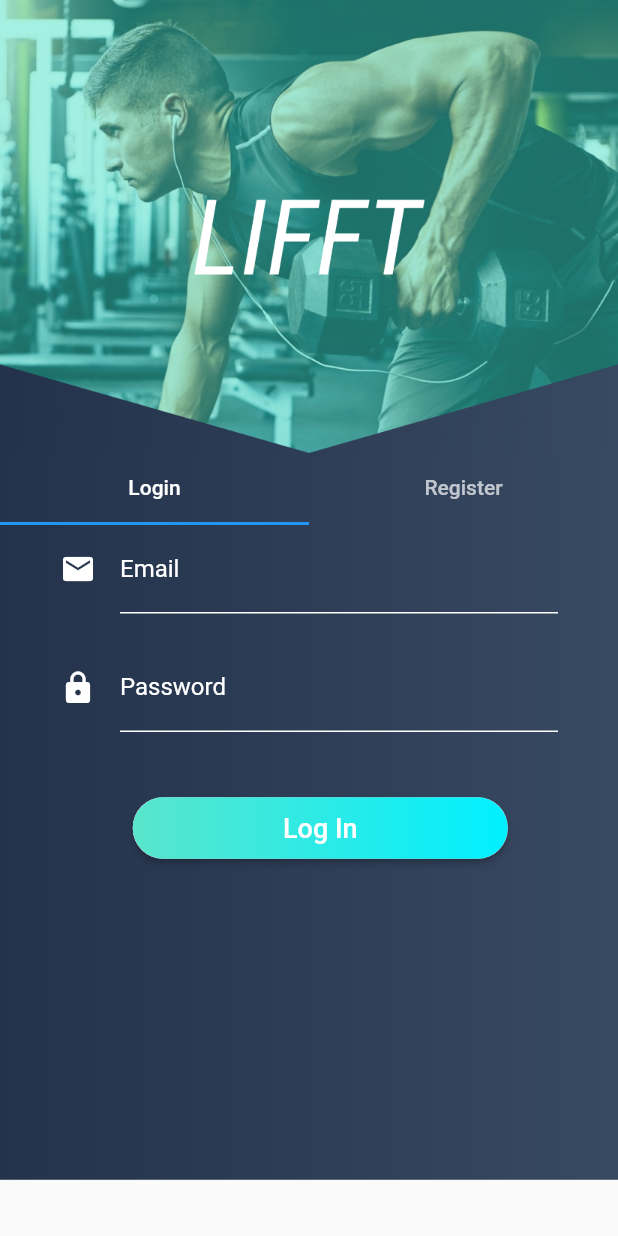
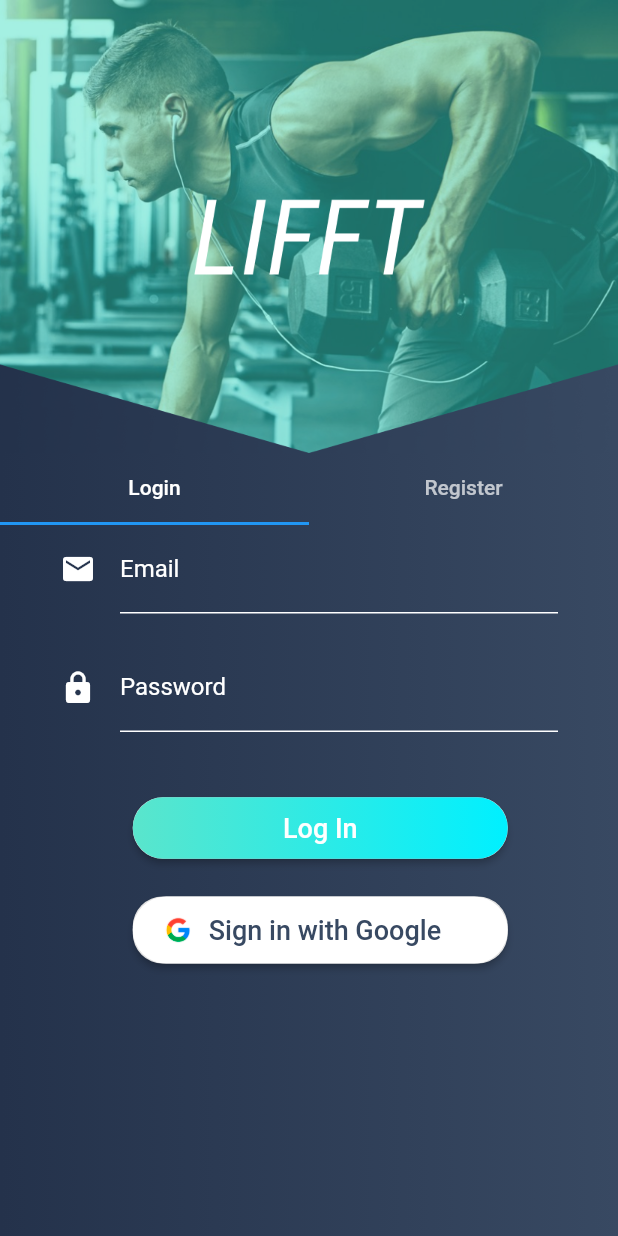
Before and after one commit to N3RDCLASH/lifft, a Flutter app: the screen it shows after launch, on a phone screen of 412 x 824 dp. Run offline on Flutter 3.47's test engine with Material 2 defaults, Android fonts, the phone set to English and light mode, and no system bars; our stand-ins replace cloud_firestore, firebase_auth, google_sign_in, rxdart; accounts and stored records are empty.

Commit message:
Implemented Google Sign In.

```diff
--- a/lib/screens/account_screen.dart
+++ b/lib/screens/account_screen.dart
@@ -14,6 +14,7 @@ class Account extends StatelessWidget {
           child: Text('Log Out'),
           onPressed: () {
             _auth.signOut();
+            _auth.signOutGoogle();
           },
         ),
       ),
--- a/lib/screens/authentication/login_screen.dart
+++ b/lib/screens/authentication/login_screen.dart
@@ -115,6 +115,44 @@ class LoginState extends State<Login> {
                       ),
                     ),
                   ),
+                  Padding(
+                    padding: const EdgeInsets.fromLTRB(50, 20, 35, 0),
+                    child: RaisedButton(
+                      onPressed: () async {
+                        _auth.signInWithGoogle();
+                      },
+                      textColor: Colors.white,
+                      padding: const EdgeInsets.all(0.0),
+                      shape: RoundedRectangleBorder(
+                          borderRadius: new BorderRadius.circular(20)),
+                      child: Container(
+                        width: 250,
+                        decoration: const BoxDecoration(
+                            // gradient: null,
+                            color: white_color,
+                            borderRadius:
+                                BorderRadius.all(Radius.circular(80.0))),
+                        padding: const EdgeInsets.all(10.0),
+                        child: Row(children: <Widget>[
+                          Padding(
+                            padding: const EdgeInsets.fromLTRB(8,0,8,0),
+                            child: Container(
+                              width: MediaQuery.of(context).size.width * .06,
+                              child: Image.asset(
+                                'assets/images/google.jpg',
+                                fit: BoxFit.contain,
+                              ),
+                            ),
+                          ),
+                          const Text(
+                            'Sign in with Google',
+                            style:
+                                TextStyle(fontSize: 18, fontFamily: 'Roboto', color: background_color1),
+                          ),
+                        ]),
+                      ),
+                    ),
+                  ),
                   Text(
                     error,
                     style: TextStyle(
--- a/lib/screens/authentication_screen.dart
+++ b/lib/screens/authentication_screen.dart
@@ -33,7 +33,7 @@ class AuthenticationState extends State<Authentication> {
                 ),
               ),
               Container(
-                height: MediaQuery.of(context).size.height * 0.588,
+                height: MediaQuery.of(context).size.height * 1,
                 decoration: background_gradient,
                 child: Container(
                   child: Padding(
@@ -62,7 +62,7 @@ class AuthenticationState extends State<Authentication> {
                                     child: Container(
                                       height:
                                           MediaQuery.of(context).size.height *
-                                              0.48,
+                                              0.58,
                                       child: TabBarView(
                                         children: [
                                           Login(),
--- a/lib/style/theme.dart
+++ b/lib/style/theme.dart
@@ -10,6 +10,6 @@ const background_gradient = BoxDecoration(
     gradient: LinearGradient(colors: [background_color2, background_color1]));
 
 const white_text = TextStyle(color: white_color, fontFamily: 'Roboto');
-const white_border =  UnderlineInputBorder(
+const white_border = UnderlineInputBorder(
     borderSide:
         BorderSide(color: Colors.white, width: 1.0, style: BorderStyle.solid));
--- a/pubspec.yaml
+++ b/pubspec.yaml
@@ -9,6 +9,7 @@ environment:
 dependencies:
   flutter:
     sdk: flutter
+  rxdart: ^0.23.1
 
   # Third party packages
   firebase_core: ^0.4.3+1
@@ -31,9 +32,9 @@ flutter:
     - assets/images/
 
   fonts:
-    - family:  Social
+    - family: Social
       fonts:
-      - asset: fonts/Social.ttf
+        - asset: fonts/Social.ttf
   #   - family: Schyler
   #     fonts:
   #       - asset: fonts/Schyler-Regular.ttf
```
Also changed, not shown: lib/services/auth.dart (+44 -19 lines), assets/images/google.jpg (added), pubspec.lock.
